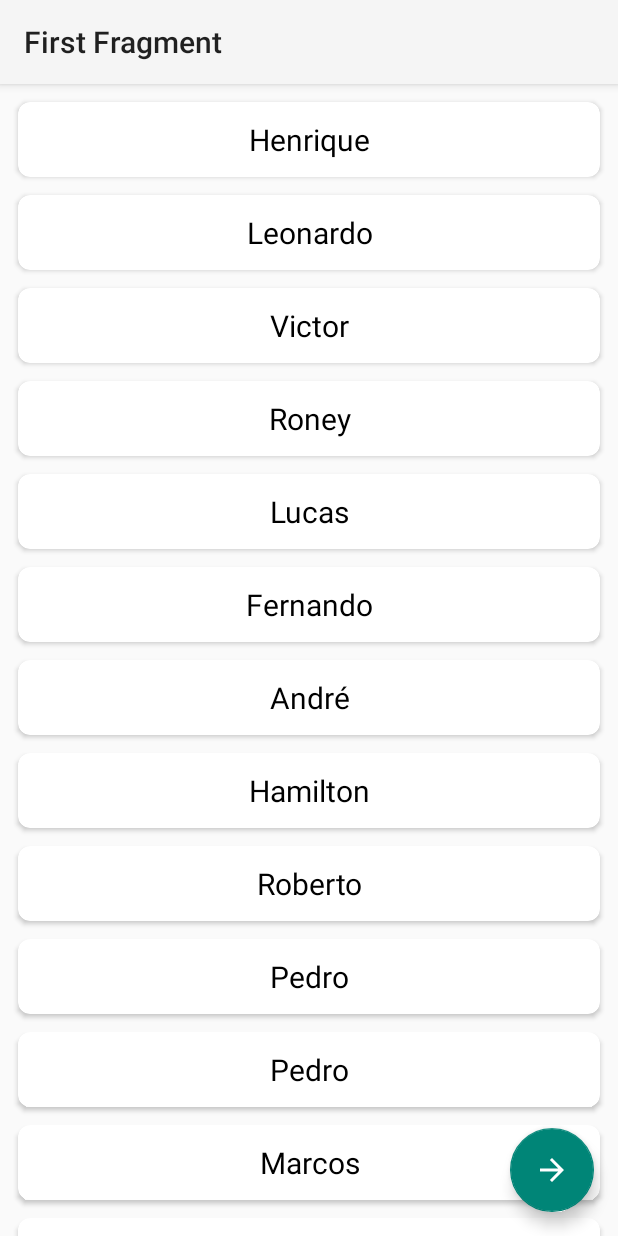
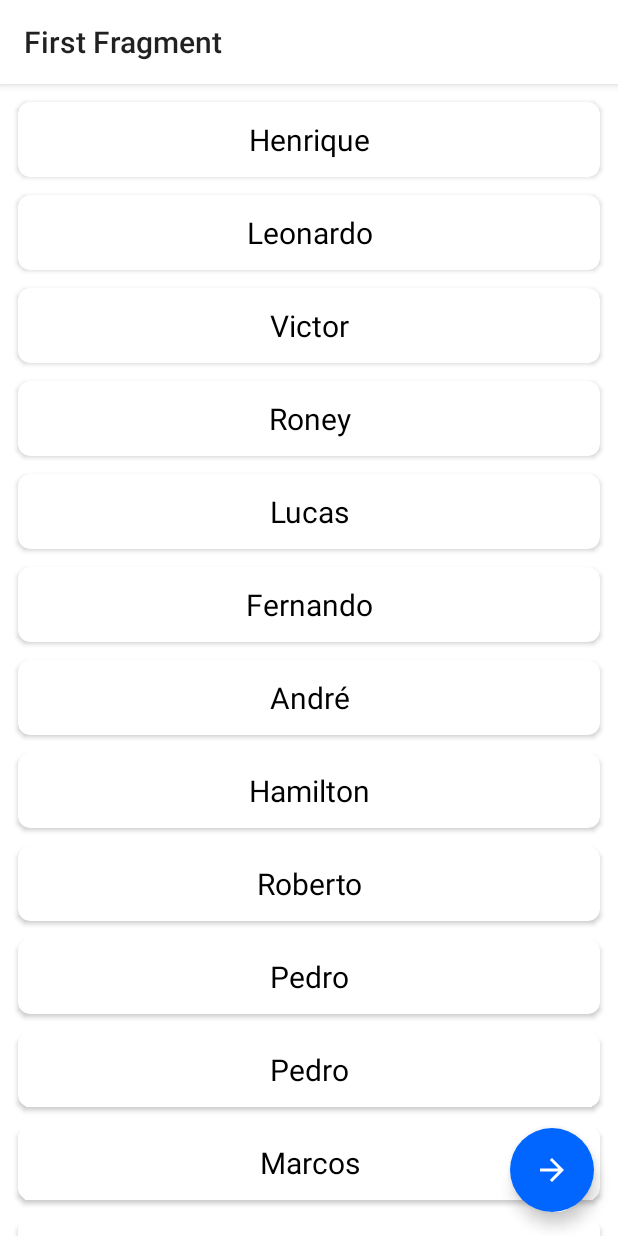
Before and after one commit to henriquesbraga/android_kotlin_study, an Android app: the screen it shows after launch (MainActivity), on a phone screen of 412 x 824 dp. Run offline under Robolectric (Android 15) with nearby library versions, the phone set to English and light mode, and no system bars; our stand-ins replace navigation-ui.

Commit message:
feat: RecyclerView color scheme

```diff
--- a/app/src/main/res/layout/fragment_first.xml
+++ b/app/src/main/res/layout/fragment_first.xml
@@ -18,6 +18,7 @@
         app:layout_constraintLeft_toLeftOf="parent"
         app:layout_constraintRight_toRightOf="parent"
         app:layout_constraintBottom_toBottomOf="parent"
+        android:background="@color/rv_bg_color"
         tools:listitem="@layout/item_list"/>
 
 
@@ -31,6 +32,8 @@
         android:layout_marginBottom="16dp"
         app:layout_constraintBottom_toBottomOf="parent"
         app:layout_constraintEnd_toEndOf="parent"
-        android:src="@drawable/baseline_arrow_forward_24"/>
+        android:src="@drawable/baseline_arrow_forward_24"
+        android:backgroundTint="@color/rv_fb_color"
+        app:borderWidth="0dp"/>
 
 </androidx.constraintlayout.widget.ConstraintLayout>
--- a/app/src/main/res/layout/fragment_second.xml
+++ b/app/src/main/res/layout/fragment_second.xml
@@ -16,6 +16,7 @@
         app:layout_constraintLeft_toLeftOf="parent"
         app:layout_constraintRight_toRightOf="parent"
         app:layout_constraintBottom_toBottomOf="parent"
+        android:background="@color/rv_bg_color"
         tools:listitem="@layout/item_list"/>
 
 
@@ -28,6 +29,8 @@
         android:layout_marginBottom="16dp"
         android:src="@drawable/baseline_arrow_back_24"
         app:layout_constraintBottom_toBottomOf="parent"
-        app:layout_constraintEnd_toEndOf="parent" />
+        app:layout_constraintEnd_toEndOf="parent"
+        android:backgroundTint="@color/rv_fb_color"
+        app:borderWidth="0dp"/>
 
 </androidx.constraintlayout.widget.ConstraintLayout>
--- a/app/src/main/res/layout/item_list.xml
+++ b/app/src/main/res/layout/item_list.xml
@@ -4,7 +4,8 @@
     android:layout_height="50dp"
     xmlns:app="http://schemas.android.com/apk/res-auto"
     android:elevation="10dp"
-    app:cardCornerRadius="8dp">
+    app:cardCornerRadius="8dp"
+    android:backgroundTint="@color/rv_it_bg_color">
 
     <TextView
         android:id="@+id/text_view2"
@@ -12,7 +13,7 @@
         android:layout_height="wrap_content"
         android:text="Nome"
         android:textSize="20sp"
-        android:textColor="@color/black"
+        android:textColor="@color/rv_it_tx_color"
         android:textAlignment="center"
         android:layout_gravity="center"/>
 
--- /dev/null
+++ b/app/src/main/res/values-night/colors.xml
@@ -0,0 +1,7 @@
+<?xml version="1.0" encoding="utf-8"?>
+<resources>
+    <color name="rv_bg_color">#1a1a1a</color>
+    <color name="rv_it_bg_color">#333333</color>
+    <color name="rv_it_tx_color">#FFFFFF</color>
+    <color name="rv_fb_color">#121212</color>
+</resources>
--- a/app/src/main/res/values-night/themes.xml
+++ b/app/src/main/res/values-night/themes.xml
@@ -1,7 +1,7 @@
 <resources xmlns:tools="http://schemas.android.com/tools">
     <!-- Base application theme. -->
-    <style name="Base.Theme.AndroidStudy" parent="Theme.Material3.DayNight.NoActionBar">
+    <style name="Base.Theme.AndroidStudy" parent="Theme.AppCompat.DayNight.NoActionBar">
         <!-- Customize your dark theme here. -->
-        <!-- <item name="colorPrimary">@color/my_dark_primary</item> -->
+        <item name="colorPrimary">@color/my_dark_primary</item>
     </style>
 </resources>
--- a/app/src/main/res/values/colors.xml
+++ b/app/src/main/res/values/colors.xml
@@ -2,4 +2,11 @@
 <resources>
     <color name="black">#FF000000</color>
     <color name="white">#FFFFFFFF</color>
+    <color name="my_dark_primary">#121212</color>
+    <color name="rv_bg_color">#FFFFFF</color>
+    <color name="rv_it_bg_color">#FFFFFF</color>
+    <color name="rv_it_tx_color">#000000</color>
+    <color name="rv_fb_color">#0066ff</color>
+
+
 </resources>
--- a/app/src/main/res/values/themes.xml
+++ b/app/src/main/res/values/themes.xml
@@ -2,7 +2,7 @@
     <!-- Base application theme. -->
     <style name="Base.Theme.AndroidStudy" parent="Theme.AppCompat.DayNight.NoActionBar">
         <!-- Customize your light theme here. -->
-        <!-- <item name="colorPrimary">@color/my_light_primary</item> -->
+        <item name="colorPrimary">@color/white</item>
     </style>
 
     <style name="Theme.AndroidStudy" parent="Base.Theme.AndroidStudy" />
```
